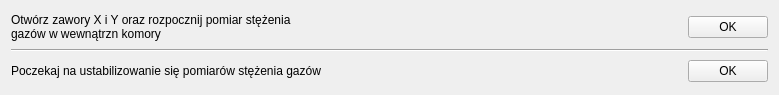
wiacekmarcin/StanowiskoChemiczne, file app/nowytest_5.ui: the form before one commit.
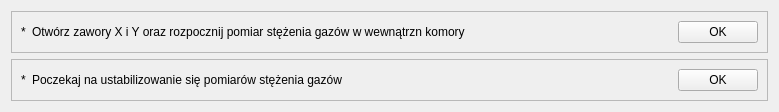
The form after the commit. Custom widgets are drawn as their Qt base class.

```diff
--- a/app/nowytest_5.ui
+++ b/app/nowytest_5.ui
@@ -22,114 +22,98 @@
   <property name="buttonName" stdset="0">
    <string>Dalej</string>
   </property>
-  <layout class="QGridLayout" name="gridLayout">
-   <item row="0" column="0">
-    <widget class="QLabel" name="lStep2">
-     <property name="minimumSize">
-      <size>
-       <width>200</width>
-       <height>20</height>
-      </size>
+  <layout class="QVBoxLayout" name="verticalLayout">
+   <item>
+    <widget class="QFrame" name="frame_1">
+     <property name="frameShape">
+      <enum>QFrame::StyledPanel</enum>
      </property>
-     <property name="maximumSize">
-      <size>
-       <width>400</width>
-       <height>16777215</height>
-      </size>
+     <property name="frameShadow">
+      <enum>QFrame::Raised</enum>
      </property>
-     <property name="baseSize">
-      <size>
-       <width>200</width>
-       <height>20</height>
-      </size>
-     </property>
+     <layout class="QHBoxLayout" name="horizontalLayout">
+      <item>
+       <widget class="QLabel" name="arrow_1">
+        <property name="text">
+         <string>*</string>
+        </property>
+       </widget>
+      </item>
+      <item>
+       <widget class="QLabel" name="txt_1">
      <property name="text">
       <string>Otwórz zawory X i Y oraz rozpocznij pomiar stężenia gazów w wewnątrzn komory</string>
      </property>
-     <property name="alignment">
-      <set>Qt::AlignLeading|Qt::AlignLeft|Qt::AlignVCenter</set>
-     </property>
-     <property name="wordWrap">
-      <bool>true</bool>
-     </property>
-     <property name="indent">
-      <number>0</number>
-     </property>
-    </widget>
-   </item>
-   <item row="0" column="1">
-    <layout class="QHBoxLayout" name="horizontalLayout_8">
+       </widget>
+      </item>
      <item>
-      <spacer name="horizontalSpacer_3">
+       <spacer name="horizontalSpacer">
        <property name="orientation">
         <enum>Qt::Horizontal</enum>
        </property>
        <property name="sizeHint" stdset="0">
         <size>
-         <width>10</width>
+          <width>332</width>
          <height>20</height>
         </size>
        </property>
       </spacer>
      </item>
      <item>
-      <widget class="DisPushButton" name="pbStep2">
+       <widget class="QPushButton" name="pbOK_1">
        <property name="text">
         <string>OK</string>
        </property>
       </widget>
      </item>
     </layout>
+    </widget>
    </item>
-   <item row="1" column="0" colspan="2">
-    <widget class="Line" name="line">
-     <property name="sizePolicy">
-      <sizepolicy hsizetype="Preferred" vsizetype="Fixed">
-       <horstretch>0</horstretch>
-       <verstretch>0</verstretch>
-      </sizepolicy>
+   <item>
+    <widget class="QFrame" name="frame_2">
+     <property name="frameShape">
+      <enum>QFrame::StyledPanel</enum>
      </property>
-     <property name="minimumSize">
-      <size>
-       <width>15</width>
-       <height>0</height>
-      </size>
+     <property name="frameShadow">
+      <enum>QFrame::Raised</enum>
      </property>
-     <property name="orientation">
-      <enum>Qt::Horizontal</enum>
+     <layout class="QHBoxLayout" name="horizontalLayout_2">
+      <item>
+       <widget class="QLabel" name="arrow_2">
+        <property name="text">
+         <string>*</string>
      </property>
     </widget>
    </item>
-   <item row="2" column="0">
-    <widget class="QLabel" name="lStep3">
+      <item>
+       <widget class="QLabel" name="txt_2">
      <property name="text">
       <string>Poczekaj na ustabilizowanie się pomiarów stężenia gazów</string>
      </property>
     </widget>
    </item>
-   <item row="2" column="1">
-    <layout class="QHBoxLayout" name="horizontalLayout_9">
      <item>
-      <spacer name="horizontalSpacer_10">
+       <spacer name="horizontalSpacer_2">
        <property name="orientation">
         <enum>Qt::Horizontal</enum>
        </property>
        <property name="sizeHint" stdset="0">
         <size>
-         <width>10</width>
+          <width>426</width>
          <height>20</height>
         </size>
        </property>
       </spacer>
      </item>
      <item>
-      <widget class="DisPushButton" name="pbStep3">
+       <widget class="QPushButton" name="pbOK_2">
        <property name="text">
         <string>OK</string>
        </property>
       </widget>
      </item>
     </layout>
+    </widget>
    </item>
   </layout>
  </widget>
@@ -140,11 +124,6 @@
    <header>testpage.h</header>
    <container>1</container>
   </customwidget>
-  <customwidget>
-   <class>DisPushButton</class>
-   <extends>QPushButton</extends>
-   <header location="global">dispushbutton.h</header>
-  </customwidget>
  </customwidgets>
  <resources/>
  <connections/>
```
Lines whose indentation alone changed are shown as unchanged.
